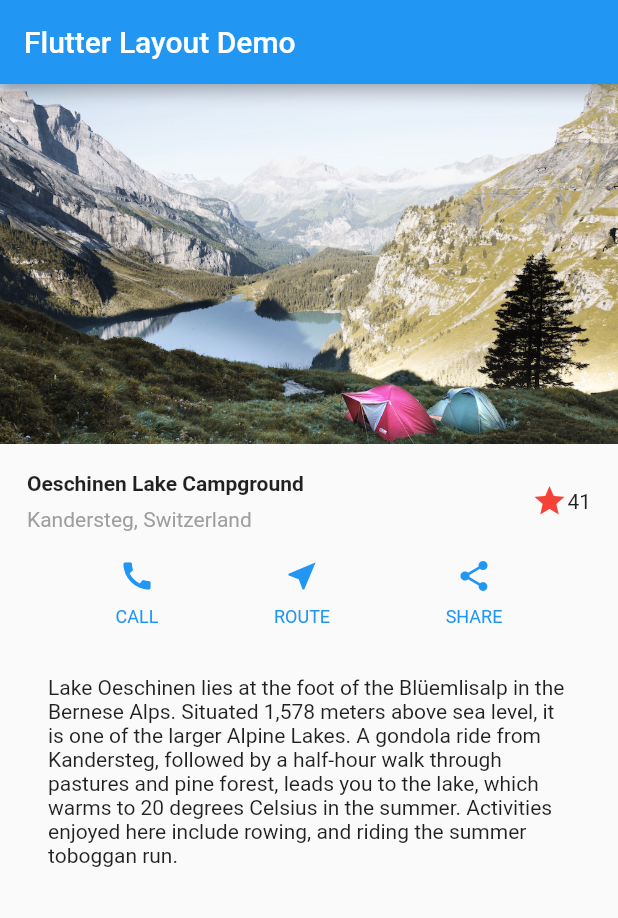
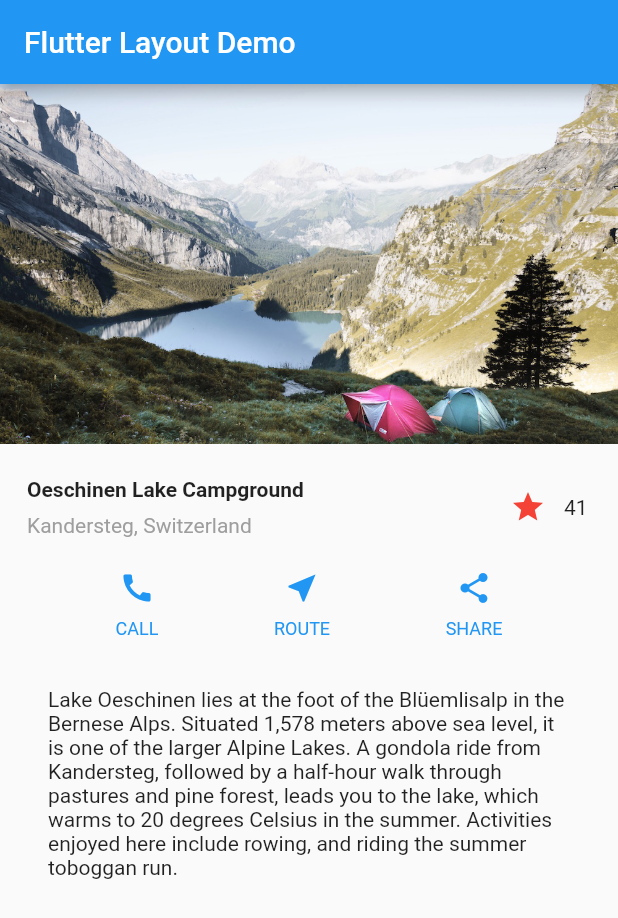
Before and after one commit to focusj/flutter_snippets, a Flutter app: the screen it shows after launch, on a phone screen of 412 x 824 dp. Shown: the top 918 px of the screen. Run offline on Flutter 3.47's test engine with Material 2 defaults, Android fonts, the phone set to English and light mode, and no system bars.

Commit message:
extrace to a standalone file
Change-Id: Iee4b1174f1d2495eadfec6568acbe3dc95891c01

```diff
--- a/lib/main.dart
+++ b/lib/main.dart
@@ -1,4 +1,5 @@
 import 'package:flutter/material.dart';
+import 'package:flutter_snippets/picture_app.dart';
 
 void main() {
   runApp(MyApp());
@@ -9,124 +10,7 @@ class MyApp extends StatelessWidget {
   Widget build(BuildContext context) {
     return MaterialApp(
       title: 'Flutter Layout Demo',
-      home: Scaffold(
-        appBar: AppBar(
-          title: Text('Flutter Layout Demo'),
-        ),
-        body: ListView(
-          children: <Widget>[
-            Image.asset(
-                'images/lake.jpg',
-              width: 600,
-              height: 240,
-              fit: BoxFit.cover,
-            ),
-            TitleSelection(),
-            ButtonColumn(),
-            TextSelection()
-          ],
-        ),
-      ),
+      home: PictureApp(),
     );
   }
 }
-
-class TitleSelection extends StatelessWidget {
-  @override
-  Widget build(BuildContext context) {
-    return Container(
-      padding: const EdgeInsets.all(18),
-      child: Row(
-        children: <Widget>[
-          Expanded(
-            child: Column(
-              crossAxisAlignment: CrossAxisAlignment.start,
-              children: <Widget>[
-                Container(
-                  padding: const EdgeInsets.only(bottom: 8),
-                  child: Text(
-                    "Oeschinen Lake Campground",
-                    style: TextStyle(
-                      fontWeight: FontWeight.bold,
-                    ),
-                  ),
-                ),
-                Text(
-                  'Kandersteg, Switzerland',
-                  style: TextStyle(
-                    color: Colors.grey[500],
-                  ),
-                )
-              ],
-            ),
-          ),
-          Icon(
-            Icons.star,
-            color: Colors.red,
-          ),
-          Text('41')
-        ],
-      ),
-    );
-  }
-}
-
-class ButtonColumn extends StatelessWidget {
-
-  Widget _buildButtonColumn(Color color, IconData icon, String label) {
-    return Column(
-      mainAxisSize: MainAxisSize.min,
-      mainAxisAlignment: MainAxisAlignment.center,
-      children: [
-        Icon(icon, color: color),
-        Container(
-          margin: const EdgeInsets.only(top: 8),
-          child: Text(
-            label,
-            style: TextStyle(
-              fontSize: 12,
-              fontWeight: FontWeight.w400,
-              color: color,
-            ),
-          ),
-        ),
-      ],
-    );
-  }
-
-  @override
-  Widget build(BuildContext context) {
-    Color color = Theme.of(context).primaryColor;
-    return Container(
-      child: Row(
-        mainAxisAlignment: MainAxisAlignment.spaceEvenly,
-        children: <Widget>[
-          _buildButtonColumn(color, Icons.call, 'CALL'),
-          _buildButtonColumn(color, Icons.near_me, 'ROUTE'),
-          _buildButtonColumn(color, Icons.share, 'SHARE'),
-        ],
-      ),
-    );
-  }
-
-}
-
-class TextSelection extends StatelessWidget {
-  @override
-  Widget build(BuildContext context) {
-    return Container(
-      padding: const EdgeInsets.all(32),
-      child: Text(
-        'Lake Oeschinen lies at the foot of the Blüemlisalp in the Bernese '
-            'Alps. Situated 1,578 meters above sea level, it is one of the '
-            'larger Alpine Lakes. A gondola ride from Kandersteg, followed by a '
-            'half-hour walk through pastures and pine forest, leads you to the '
-            'lake, which warms to 20 degrees Celsius in the summer. Activities '
-            'enjoyed here include rowing, and riding the summer toboggan run.',
-        softWrap: true,
-        textAlign: TextAlign.left,
-      ),
-    );
-  }
-
-}
--- /dev/null
+++ b/lib/picture_app.dart
@@ -0,0 +1,162 @@
+import 'package:flutter/material.dart';
+
+class PictureApp extends StatelessWidget {
+  @override
+  Widget build(BuildContext context) {
+    return Scaffold(
+      appBar: AppBar(
+        title: Text('Flutter Layout Demo'),
+      ),
+      body: ListView(
+        children: <Widget>[
+          Image.asset(
+            'images/lake.jpg',
+            width: 600,
+            height: 240,
+            fit: BoxFit.cover,
+          ),
+          TitleSelection(),
+          ButtonColumn(),
+          TextSelection()
+        ],
+      ),
+    );
+  }
+}
+
+class TitleSelection extends StatelessWidget {
+  @override
+  Widget build(BuildContext context) {
+    return Container(
+      padding: const EdgeInsets.all(18),
+      child: Row(
+        children: <Widget>[
+          Expanded(
+            child: Column(
+              crossAxisAlignment: CrossAxisAlignment.start,
+              children: <Widget>[
+                Container(
+                  padding: const EdgeInsets.only(bottom: 8),
+                  child: Text(
+                    "Oeschinen Lake Campground",
+                    style: TextStyle(
+                      fontWeight: FontWeight.bold,
+                    ),
+                  ),
+                ),
+                Text(
+                  'Kandersteg, Switzerland',
+                  style: TextStyle(
+                    color: Colors.grey[500],
+                  ),
+                )
+              ],
+            ),
+          ),
+          FavoriteWidget()
+        ],
+      ),
+    );
+  }
+}
+
+class FavoriteWidget extends StatefulWidget {
+  @override
+  State<StatefulWidget> createState() {
+    return _FavoriteWidgetState();
+  }
+}
+
+class _FavoriteWidgetState extends State<FavoriteWidget> {
+  bool _isFavorited = true;
+  int _favoriteCount = 41;
+
+  void _toggleFavorite() {
+    setState(() {
+      if (_isFavorited) {
+        _favoriteCount -= 1;
+        _isFavorited = false;
+      } else {
+        _favoriteCount += 1;
+        _isFavorited = true;
+      }
+    });
+  }
+
+  @override
+  Widget build(BuildContext context) {
+    return Row(
+      mainAxisSize: MainAxisSize.min,
+      children: <Widget>[
+        Container(
+            padding: EdgeInsets.all(0),
+            child: IconButton(
+              icon: (_isFavorited ? Icon(Icons.star) : Icon(Icons.star_border)),
+              color: Colors.red[500],
+              onPressed: _toggleFavorite,
+            )),
+        SizedBox(
+          width: 18,
+          child: Container(child: Text('$_favoriteCount')),
+        )
+      ],
+    );
+  }
+}
+
+class ButtonColumn extends StatelessWidget {
+  Widget _buildButtonColumn(Color color, IconData icon, String label) {
+    return Column(
+      mainAxisSize: MainAxisSize.min,
+      mainAxisAlignment: MainAxisAlignment.center,
+      children: [
+        Icon(icon, color: color),
+        Container(
+          margin: const EdgeInsets.only(top: 8),
+          child: Text(
+            label,
+            style: TextStyle(
+              fontSize: 12,
+              fontWeight: FontWeight.w400,
+              color: color,
+            ),
+          ),
+        ),
+      ],
+    );
+  }
+
+  @override
+  Widget build(BuildContext context) {
+    Color color = Theme.of(context).primaryColor;
+    return Container(
+      child: Row(
+        mainAxisAlignment: MainAxisAlignment.spaceEvenly,
+        children: <Widget>[
+          _buildButtonColumn(color, Icons.call, 'CALL'),
+          _buildButtonColumn(color, Icons.near_me, 'ROUTE'),
+          _buildButtonColumn(color, Icons.share, 'SHARE'),
+        ],
+      ),
+    );
+  }
+}
+
+class TextSelection extends StatelessWidget {
+  @override
+  Widget build(BuildContext context) {
+    return Container(
+      padding: const EdgeInsets.all(32),
+      child: Text(
+        'Lake Oeschinen lies at the foot of the Blüemlisalp in the Bernese '
+            'Alps. Situated 1,578 meters above sea level, it is one of the '
+            'larger Alpine Lakes. A gondola ride from Kandersteg, followed by a '
+            'half-hour walk through pastures and pine forest, leads you to the '
+            'lake, which warms to 20 degrees Celsius in the summer. Activities '
+            'enjoyed here include rowing, and riding the summer toboggan run.',
+        softWrap: true,
+        textAlign: TextAlign.left,
+      ),
+    );
+  }
+}
```
